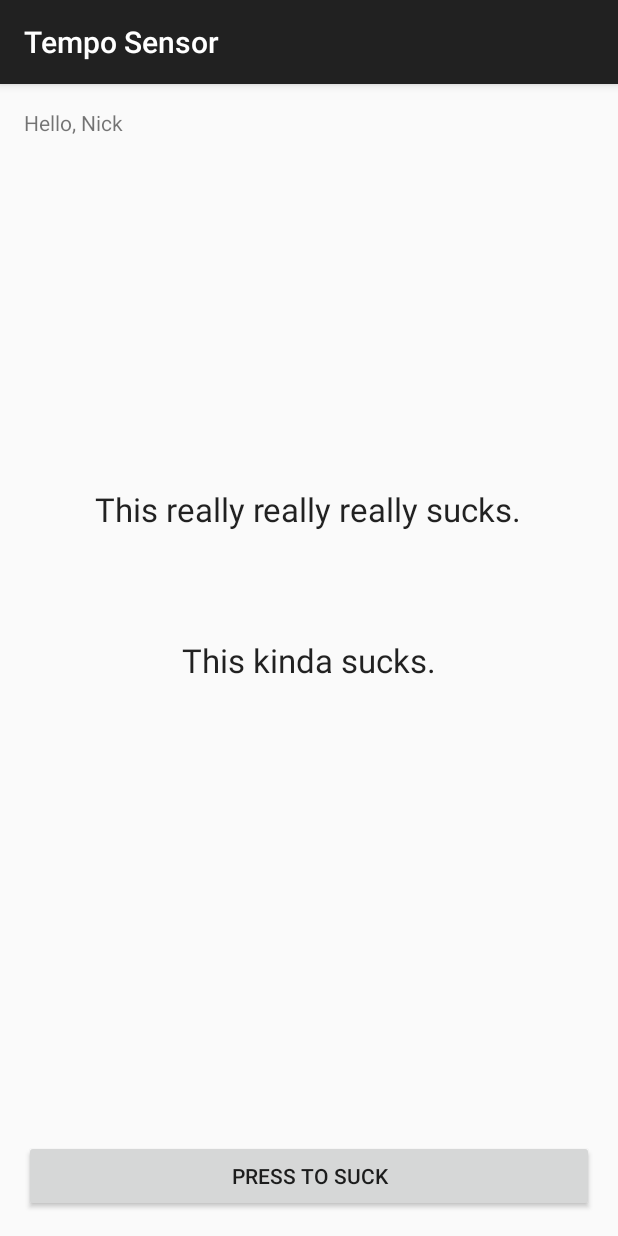
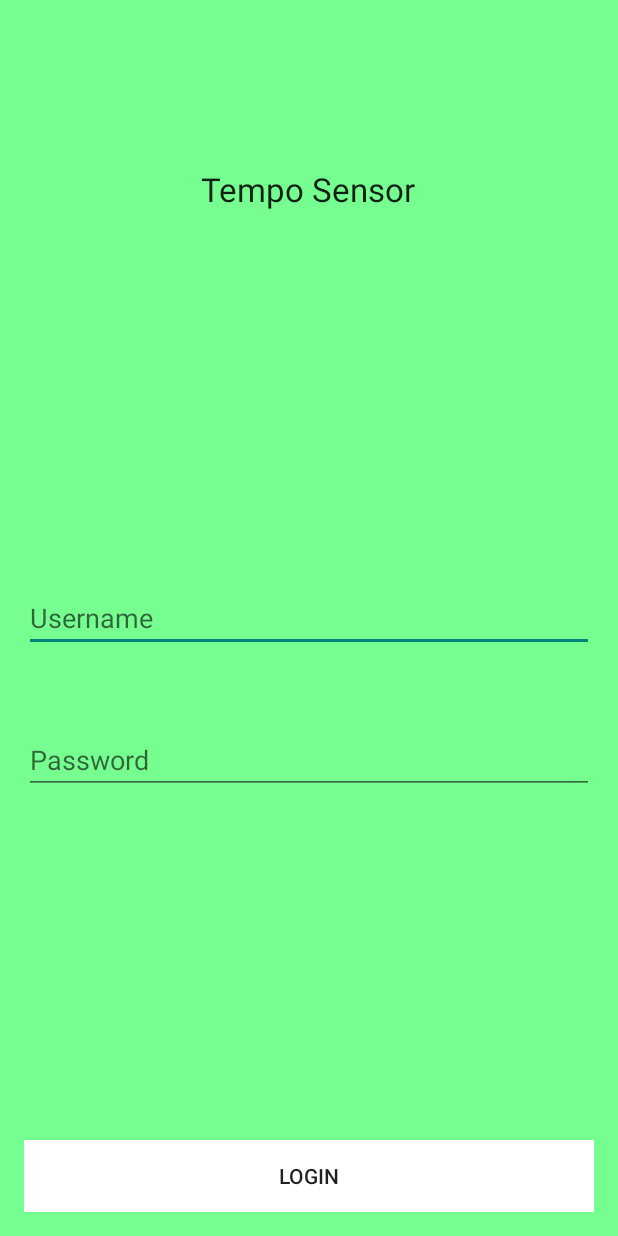
Before and after one commit to ScottTeichert1/TempoSensor, an Android app: the screen it shows after launch (MainActivity before the commit, LoginActivity after it), on a phone screen of 412 x 824 dp. Run offline under Robolectric (Android 15) with nearby library versions, the phone set to English and light mode, and no system bars.

Commit message:
Made a lot of changes for fun.

```diff
--- a/app/src/main/AndroidManifest.xml
+++ b/app/src/main/AndroidManifest.xml
@@ -8,7 +8,7 @@
         android:label="@string/app_name"
         android:theme="@style/AppTheme" >
         <activity
-            android:name=".MainActivity"
+            android:name=".LoginActivity"
             android:label="@string/app_name" >
             <intent-filter>
                 <action android:name="android.intent.action.MAIN" />
@@ -16,6 +16,10 @@
                 <category android:name="android.intent.category.LAUNCHER" />
             </intent-filter>
         </activity>
+        <activity
+            android:name=".AnotherActivity"
+            android:label="@string/title_activity_another" >
+        </activity>
     </application>
 
 </manifest>
--- /dev/null
+++ b/app/src/main/java/com/example/colin_000/temposensor/AnotherActivity.java
@@ -0,0 +1,19 @@
+package com.example.colin_000.temposensor;
+
+import android.support.v7.app.AppCompatActivity;
+import android.os.Bundle;
+import android.view.Menu;
+import android.view.MenuItem;
+import android.widget.Toast;
+
+public class AnotherActivity extends AppCompatActivity {
+
+    @Override
+    protected void onCreate(Bundle savedInstanceState) {
+        super.onCreate(savedInstanceState);
+        setContentView(R.layout.activity_another);
+
+        Toast.makeText(getApplicationContext(), "Here is out login, guys.", Toast.LENGTH_LONG).show();
+
+    }
+}
--- /dev/null
+++ b/app/src/main/java/com/example/colin_000/temposensor/LoginActivity.java
@@ -0,0 +1,47 @@
+package com.example.colin_000.temposensor;
+
+import android.content.Intent;
+import android.support.v7.app.AppCompatActivity;
+import android.os.Bundle;
+import android.view.View;
+import android.widget.Button;
+import android.widget.TextView;
+import android.widget.Toast;
+
+public class LoginActivity extends AppCompatActivity {
+
+    String[] usernameLogin = {
+            "Colin",
+            "Scott",
+            "James",
+            "Nick",
+            "Daniel"
+    };
+
+    String[] userPassword = {
+            "Frerichs",
+            "Teichert",
+            "Hughes",
+            "Zuniga",
+            "Sanchez"
+    };
+
+    @Override
+    protected void onCreate(Bundle savedInstanceState) {
+        super.onCreate(savedInstanceState);
+        setContentView(R.layout.activity_login);
+
+        Button login = (Button) findViewById(R.id.loginButton);
+        final TextView userName = (TextView) findViewById(R.id.userName);
+        final TextView password = (TextView) findViewById(R.id.userPassword);
+
+        View.OnClickListener listener = new View.OnClickListener() {
+            @Override
+            public void onClick(View v) {
+                Intent myIntent = new Intent(LoginActivity.this, AnotherActivity.class);
+                LoginActivity.this.startActivity(myIntent);
+            }
+        };
+        login.setOnClickListener(listener);
+    }
+}
--- a/app/src/main/java/com/example/colin_000/temposensor/MainActivity.java
+++ /dev/null
@@ -1,28 +0,0 @@
-package com.example.colin_000.temposensor;
-
-import android.support.v7.app.AppCompatActivity;
-import android.os.Bundle;
-import android.view.Menu;
-import android.view.MenuItem;
-import android.view.View;
-import android.widget.Button;
-import android.widget.Toast;
-
-public class MainActivity extends AppCompatActivity {
-
-    @Override
-    protected void onCreate(Bundle savedInstanceState) {
-        super.onCreate(savedInstanceState);
-        setContentView(R.layout.activity_main);
-
-        Button toastButton = (Button) findViewById(R.id.button);
-
-        View.OnClickListener listener = new View.OnClickListener() {
-            @Override
-            public void onClick(View v) {
-                Toast.makeText(getApplicationContext(), "This seriously sucks, guys.", Toast.LENGTH_LONG).show();
-            }
-        };
-        toastButton.setOnClickListener(listener);
-    }
-}
--- /dev/null
+++ b/app/src/main/res/layout/activity_another.xml
@@ -0,0 +1,13 @@
+<RelativeLayout xmlns:android="http://schemas.android.com/apk/res/android"
+    xmlns:tools="http://schemas.android.com/tools" android:layout_width="match_parent"
+    android:layout_height="match_parent" android:paddingLeft="@dimen/activity_horizontal_margin"
+    android:paddingRight="@dimen/activity_horizontal_margin"
+    android:paddingTop="@dimen/activity_vertical_margin"
+    android:paddingBottom="@dimen/activity_vertical_margin"
+    tools:context="com.example.colin_000.temposensor.AnotherActivity">
+
+    <TextView
+        android:layout_width="wrap_content"
+        android:layout_height="wrap_content" />
+
+</RelativeLayout>
--- /dev/null
+++ b/app/src/main/res/layout/activity_login.xml
@@ -0,0 +1,53 @@
+<RelativeLayout xmlns:android="http://schemas.android.com/apk/res/android"
+    xmlns:tools="http://schemas.android.com/tools" android:layout_width="match_parent"
+    android:layout_height="match_parent" android:paddingLeft="@dimen/activity_horizontal_margin"
+    android:paddingRight="@dimen/activity_horizontal_margin"
+    android:paddingTop="@dimen/activity_vertical_margin"
+    android:paddingBottom="@dimen/activity_vertical_margin" tools:context=".MainActivity"
+    android:background="#76ff90">
+
+    <Button
+        android:layout_width="match_parent"
+        android:layout_height="wrap_content"
+        android:text="@string/login_button"
+        android:id="@+id/loginButton"
+        android:layout_alignParentBottom="true"
+        android:layout_centerHorizontal="true"
+        android:background="#ffffff" />
+
+    <EditText
+        android:layout_width="wrap_content"
+        android:layout_height="wrap_content"
+        android:inputType="textPersonName"
+        android:ems="10"
+        android:id="@+id/userName"
+        android:layout_centerVertical="true"
+        android:selectAllOnFocus="false"
+        android:hint="Username"
+        android:layout_alignParentLeft="true"
+        android:layout_alignParentStart="true"
+        android:layout_alignParentRight="true"
+        android:layout_alignParentEnd="true" />
+
+    <EditText
+        android:layout_width="match_parent"
+        android:layout_height="wrap_content"
+        android:inputType="textPassword"
+        android:ems="10"
+        android:id="@+id/userPassword"
+        android:layout_below="@+id/userName"
+        android:layout_centerHorizontal="true"
+        android:layout_marginTop="49dp"
+        android:hint="Password" />
+
+    <TextView
+        android:layout_width="wrap_content"
+        android:layout_height="wrap_content"
+        android:textAppearance="?android:attr/textAppearanceLarge"
+        android:text="Tempo Sensor"
+        android:id="@+id/appTitle"
+        android:layout_marginTop="95dp"
+        android:layout_alignParentTop="true"
+        android:layout_centerHorizontal="true" />
+
+</RelativeLayout>
--- a/app/src/main/res/layout/activity_main.xml
+++ /dev/null
@@ -1,39 +0,0 @@
-<RelativeLayout xmlns:android="http://schemas.android.com/apk/res/android"
-    xmlns:tools="http://schemas.android.com/tools" android:layout_width="match_parent"
-    android:layout_height="match_parent" android:paddingLeft="@dimen/activity_horizontal_margin"
-    android:paddingRight="@dimen/activity_horizontal_margin"
-    android:paddingTop="@dimen/activity_vertical_margin"
-    android:paddingBottom="@dimen/activity_vertical_margin" tools:context=".MainActivity">
-
-    <TextView android:text="@string/hello_world" android:layout_width="wrap_content"
-        android:layout_height="wrap_content" />
-
-    <Button
-        android:layout_width="match_parent"
-        android:layout_height="wrap_content"
-        android:text="@string/button_sucks"
-        android:id="@+id/button"
-        android:layout_alignParentBottom="true"
-        android:layout_alignParentLeft="true"
-        android:layout_alignParentStart="true" />
-
-    <TextView
-        android:layout_width="wrap_content"
-        android:layout_height="wrap_content"
-        android:textAppearance="?android:attr/textAppearanceLarge"
-        android:text="@string/this_kinda_sucks"
-        android:id="@+id/textView"
-        android:layout_centerVertical="true"
-        android:layout_centerHorizontal="true" />
-
-    <TextView
-        android:layout_width="wrap_content"
-        android:layout_height="wrap_content"
-        android:textAppearance="?android:attr/textAppearanceLarge"
-        android:text="@string/sucks"
-        android:id="@+id/textView2"
-        android:layout_above="@+id/textView"
-        android:layout_centerHorizontal="true"
-        android:layout_marginBottom="71dp" />
-
-</RelativeLayout>
--- /dev/null
+++ b/app/src/main/res/menu/menu_another.xml
@@ -0,0 +1,7 @@
+<menu xmlns:android="http://schemas.android.com/apk/res/android"
+    xmlns:app="http://schemas.android.com/apk/res-auto"
+    xmlns:tools="http://schemas.android.com/tools"
+    tools:context="com.example.colin_000.temposensor.AnotherActivity">
+    <item android:id="@+id/action_settings" android:title="@string/action_settings"
+        android:orderInCategory="100" app:showAsAction="never" />
+</menu>
--- a/app/src/main/res/values/strings.xml
+++ b/app/src/main/res/values/strings.xml
@@ -1,9 +1,7 @@
 <resources>
     <string name="app_name">Tempo Sensor</string>
 
-    <string name="hello_world">Hello, Nick</string>
     <string name="action_settings">Settings</string>
-    <string name="this_kinda_sucks">This kinda sucks.</string>
-    <string name="sucks">This really really really sucks.</string>
-    <string name="button_sucks">Press to Suck</string>
+    <string name="login_button">Login</string>
+    <string name="title_activity_another">AnotherActivity</string>
 </resources>
--- a/app/src/main/res/values/styles.xml
+++ b/app/src/main/res/values/styles.xml
@@ -1,7 +1,7 @@
 <resources>
 
     <!-- Base application theme. -->
-    <style name="AppTheme" parent="Theme.AppCompat.Light.DarkActionBar">
+    <style name="AppTheme" parent="Theme.AppCompat.Light.NoActionBar">
         <!-- Customize your theme here. -->
     </style>
 
```
